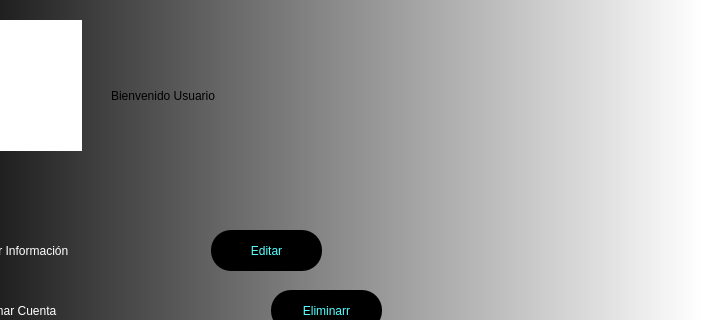
The window that Fase_2/Backend/Frontend/Paginas/Bienvenido.ui (NatalyDuarte/-EDD_2S-BatallaNaval_202001570) describes before a commit, drawn with Qt 5; both pictures show x 99 to 800 and y 0 to 320 of the 800 by 600 pixel window.
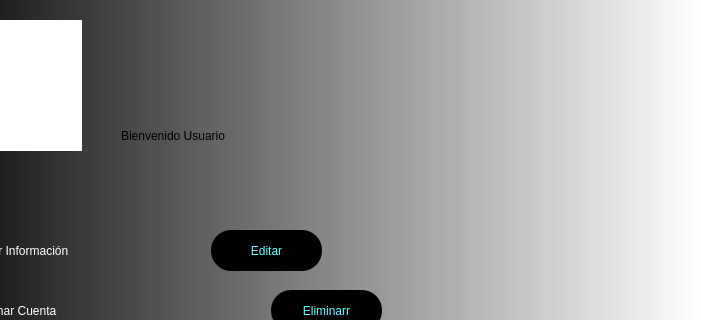
The same window after the commit. Icons and pictures are not drawn.

Diff of the .ui file:
```diff
--- a/Fase_2/Backend/Frontend/Paginas/Bienvenido.ui
+++ b/Fase_2/Backend/Frontend/Paginas/Bienvenido.ui
@@ -18,23 +18,6 @@
 background-color: qlineargradient(spread:pad, x1:0, y1:0, x2:1, y2:0, stop:0 rgba(0, 0, 0, 255), stop:1 rgba(255, 255, 255, 255));}</string>
   </property>
   <widget class="QWidget" name="centralwidget">
-   <widget class="QLabel" name="label">
-    <property name="geometry">
-     <rect>
-      <x>210</x>
-      <y>60</y>
-      <width>521</width>
-      <height>71</height>
-     </rect>
-    </property>
-    <property name="styleSheet">
-     <string notr="true">font: 26pt &quot;MV Boli&quot;;
-font: 48pt &quot;Impact&quot;;</string>
-    </property>
-    <property name="text">
-     <string>Bienvenido Usuario </string>
-    </property>
-   </widget>
    <widget class="QLabel" name="label_4">
     <property name="geometry">
      <rect>
@@ -180,6 +163,22 @@
      <string>Cerrar Sesión</string>
     </property>
    </widget>
+   <widget class="QLabel" name="label">
+    <property name="geometry">
+     <rect>
+      <x>220</x>
+      <y>90</y>
+      <width>531</width>
+      <height>91</height>
+     </rect>
+    </property>
+    <property name="styleSheet">
+     <string notr="true">font: 87 36pt &quot;Arial Black&quot;;</string>
+    </property>
+    <property name="text">
+     <string>Bienvenido Usuario</string>
+    </property>
+   </widget>
   </widget>
   <widget class="QMenuBar" name="menubar">
    <property name="geometry">
```
